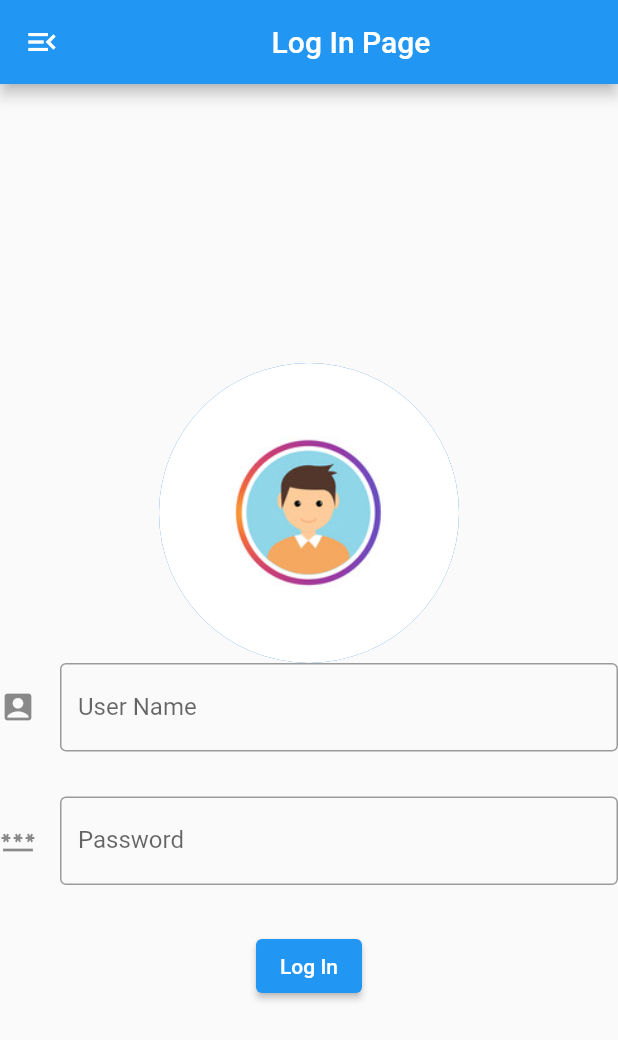
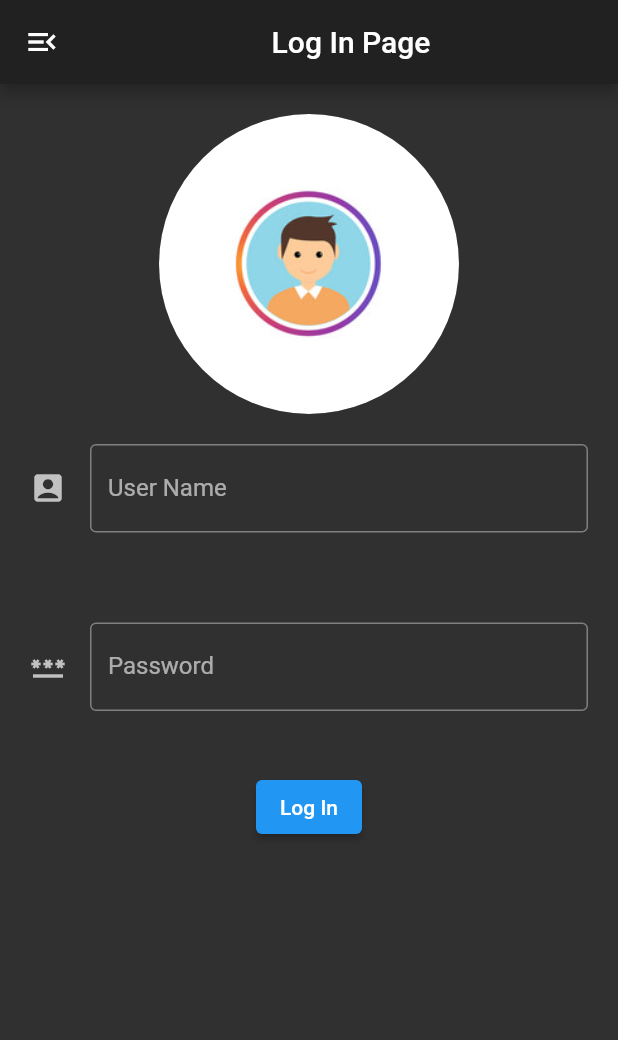
Before and after one commit to SyedShahzaibssuet/Flutter-Second-Assigment, a Flutter app: the screen it shows after launch, on a phone screen of 412 x 824 dp. Shown: the top 1040 px of the screen. Run offline on Flutter 3.47's test engine with Material 2 defaults, Android fonts, the phone set to English and light mode, and no system bars.

Commit message:
Update main.dart

```diff
--- a/myapp/lib/main.dart
+++ b/myapp/lib/main.dart
@@ -9,6 +9,10 @@ class MyApp extends StatelessWidget {
   Widget build(context) {
     return MaterialApp(
       debugShowCheckedModeBanner: false,
+      themeMode: ThemeMode.dark,
+      darkTheme: ThemeData(
+        brightness: Brightness.dark,
+        ),
       home: Scaffold(
         appBar: AppBar(
           title: Center(
@@ -16,11 +20,12 @@ class MyApp extends StatelessWidget {
           ),
           leading: Icon(Icons.menu_open),
         ),
-        body: Center(
+        body: SingleChildScrollView(
+          child: Center(
           child: Column(
             mainAxisAlignment: MainAxisAlignment.center,
             children: [
-              SizedBox(height: 30,),
+              SizedBox(height: 20,),
               Container(
                 child:CircleAvatar(
                   backgroundImage:AssetImage('asset/images/login.jpg'),
@@ -33,7 +38,9 @@ class MyApp extends StatelessWidget {
               // borderWidth: 5,
               // elevation: 2,
               // radius: 50,),
-              Center(
+                 Padding(
+                  padding: const EdgeInsets.all(20.0),
+                  child: Center(
                     child: TextField(
                       decoration: InputDecoration(
                         labelText: "User Name",
@@ -42,8 +49,12 @@ class MyApp extends StatelessWidget {
                       ),
                     ),
                   ),
-              SizedBox(height: 30,),
-              Center(
+                ),
+
+              SizedBox(height: 20,),
+              Padding(
+                  padding: const EdgeInsets.all(20.0),
+                  child: Center(
                     child: TextField(
                         obscuringCharacter: "*",
                         decoration: InputDecoration(
@@ -52,7 +63,9 @@ class MyApp extends StatelessWidget {
                           border: OutlineInputBorder(),
                         )),
                   ),
-              SizedBox(height: 30,),
+                ),
+
+              SizedBox(height: 20,),
               Center(
                 child: ElevatedButton(
                   onPressed: () {},
@@ -63,6 +76,7 @@ class MyApp extends StatelessWidget {
           ),
         ),
        ),
+      ),
     );
   }
 }
```
Lines whose indentation alone changed are shown as unchanged.
